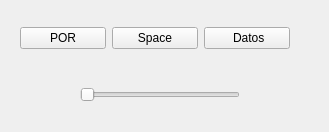
Qt form components/socialOldAgent/src/mainUI.ui (carloslobatog/robocomp-shelly) before a commit.
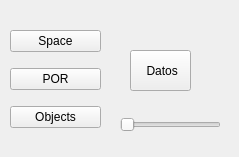
The same form after that commit.

Commit message: interaction with objects

```diff
--- a/components/socialOldAgent/src/mainUI.ui
+++ b/components/socialOldAgent/src/mainUI.ui
@@ -6,8 +6,8 @@
    <rect>
     <x>0</x>
     <y>0</y>
-    <width>329</width>
-    <height>132</height>
+    <width>239</width>
+    <height>157</height>
    </rect>
   </property>
   <property name="windowTitle">
@@ -16,9 +16,9 @@
   <widget class="QSlider" name="proximidad">
    <property name="geometry">
     <rect>
-     <x>80</x>
-     <y>80</y>
-     <width>160</width>
+     <x>120</x>
+     <y>110</y>
+     <width>101</width>
      <height>29</height>
     </rect>
    </property>
@@ -26,39 +26,63 @@
     <enum>Qt::Horizontal</enum>
    </property>
   </widget>
-  <widget class="QWidget" name="">
+  <widget class="QWidget" name="layoutWidget">
    <property name="geometry">
     <rect>
-     <x>20</x>
-     <y>20</y>
-     <width>270</width>
+     <x>350</x>
+     <y>200</y>
+     <width>61</width>
      <height>36</height>
     </rect>
    </property>
-   <layout class="QHBoxLayout" name="horizontalLayout">
-    <item>
+   <layout class="QHBoxLayout" name="horizontalLayout"/>
+  </widget>
+  <widget class="QWidget" name="gridLayoutWidget">
+   <property name="geometry">
+    <rect>
+     <x>10</x>
+     <y>20</y>
+     <width>91</width>
+     <height>121</height>
+    </rect>
+   </property>
+   <layout class="QGridLayout" name="gridLayout">
+    <item row="3" column="0">
      <widget class="QPushButton" name="por">
       <property name="text">
        <string>POR</string>
       </property>
      </widget>
     </item>
-    <item>
+    <item row="0" column="0">
      <widget class="QPushButton" name="gaussiana">
       <property name="text">
        <string>Space</string>
       </property>
      </widget>
     </item>
-    <item>
-     <widget class="QPushButton" name="datos">
+    <item row="4" column="0">
+     <widget class="QPushButton" name="objint">
       <property name="text">
-       <string> Datos</string>
+       <string>Objects</string>
       </property>
      </widget>
     </item>
    </layout>
   </widget>
+  <widget class="QPushButton" name="datos">
+   <property name="geometry">
+    <rect>
+     <x>130</x>
+     <y>50</y>
+     <width>61</width>
+     <height>41</height>
+    </rect>
+   </property>
+   <property name="text">
+    <string> Datos</string>
+   </property>
+  </widget>
  </widget>
  <resources/>
  <connections/>
```
The commit also changes 18 other files.
